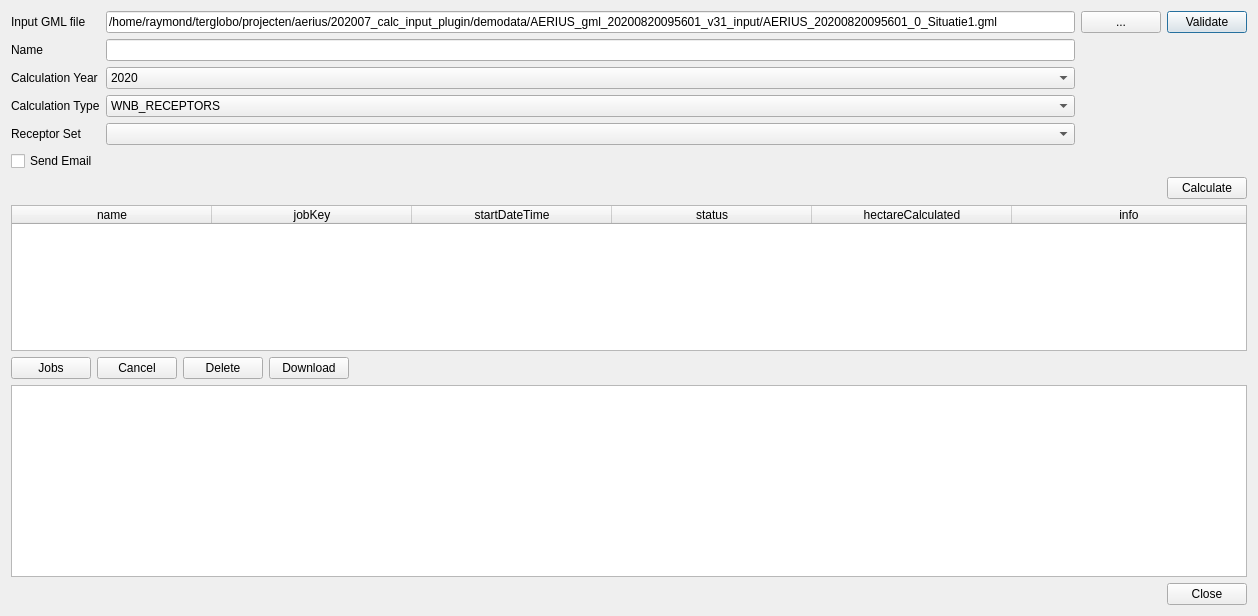
Above: ImaerPlugin/connect_jobs_dlg.ui from opengeogroep/AERIUS-QGIS-plugins before the change. Below: the same form after it.
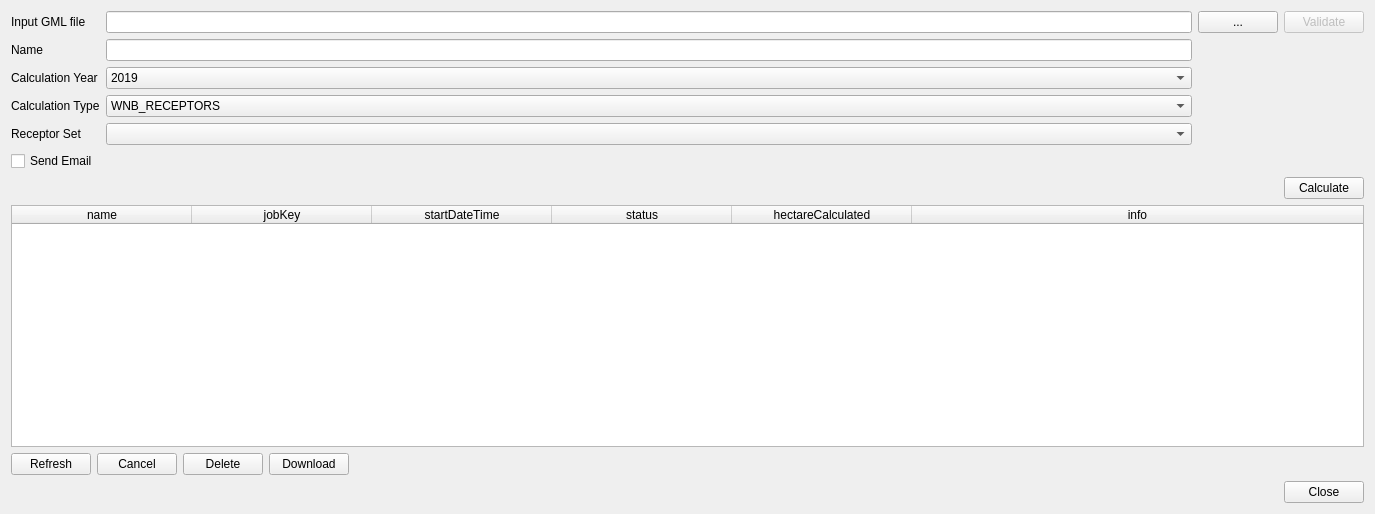
That is the form after the change.

Commit message: Lots of GUI logic

Diff of the .ui file:
```diff
--- a/ImaerPlugin/connect_jobs_dlg.ui
+++ b/ImaerPlugin/connect_jobs_dlg.ui
@@ -6,8 +6,8 @@
    <rect>
     <x>0</x>
     <y>0</y>
-    <width>1258</width>
-    <height>616</height>
+    <width>1375</width>
+    <height>514</height>
    </rect>
   </property>
   <property name="windowTitle">
@@ -29,7 +29,7 @@
      <item row="0" column="2">
       <widget class="QLineEdit" name="edit_gml_input">
        <property name="text">
-        <string>/home/raymond/terglobo/projecten/aerius/202007_calc_input_plugin/demodata/AERIUS_gml_20200820095601_v31_input/AERIUS_20200820095601_0_Situatie1.gml</string>
+        <string/>
        </property>
       </widget>
      </item>
@@ -73,6 +73,9 @@
      </item>
      <item row="0" column="4">
       <widget class="QPushButton" name="button_validate">
+       <property name="enabled">
+        <bool>false</bool>
+       </property>
        <property name="text">
         <string>Validate</string>
        </property>
@@ -87,6 +90,11 @@
      </item>
      <item row="2" column="2">
       <widget class="QComboBox" name="combo_year">
+       <item>
+        <property name="text">
+         <string>2019</string>
+        </property>
+       </item>
        <item>
         <property name="text">
          <string>2020</string>
@@ -157,7 +165,7 @@
       <bool>true</bool>
      </property>
      <attribute name="horizontalHeaderDefaultSectionSize">
-      <number>200</number>
+      <number>180</number>
      </attribute>
      <attribute name="horizontalHeaderStretchLastSection">
       <bool>true</bool>
@@ -205,7 +213,7 @@
         </size>
        </property>
        <property name="text">
-        <string>Jobs</string>
+        <string>Refresh</string>
        </property>
       </widget>
      </item>
@@ -245,19 +253,6 @@
      </item>
     </layout>
    </item>
-   <item>
-    <widget class="QTextEdit" name="text_feedback">
-     <property name="enabled">
-      <bool>true</bool>
-     </property>
-     <property name="sizePolicy">
-      <sizepolicy hsizetype="Expanding" vsizetype="Fixed">
-       <horstretch>0</horstretch>
-       <verstretch>0</verstretch>
-      </sizepolicy>
-     </property>
-    </widget>
-   </item>
    <item>
     <widget class="QDialogButtonBox" name="buttonBox">
      <property name="maximumSize">
```
Left out of the diff: 70 changed lines with no effect on the pictures. The commit also changes 4 other files.
